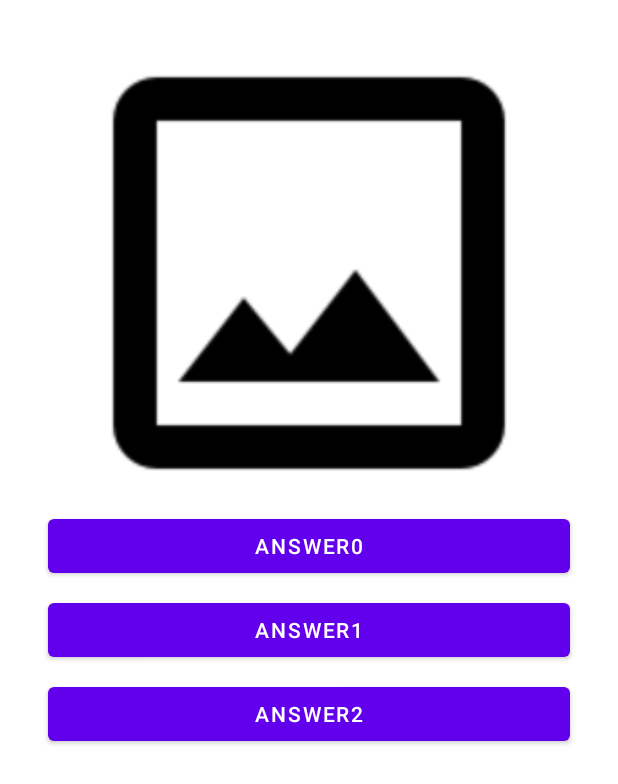
After one commit to haggbart/dat153-namequiz, an Android app: the layout activity_quiz.xml on its own in the app's theme, with its tools: preview values and no code run, on a phone screen of 412 x 824 dp. The commit adds this screen. Shown: the top 784 px of the screen. Run offline under Robolectric (Android 15) with nearby library versions, the phone set to English and light mode, and no system bars.

Commit message:
quiz activity and corrupt image fix

```diff
--- a/app/src/main/AndroidManifest.xml
+++ b/app/src/main/AndroidManifest.xml
@@ -10,9 +10,13 @@
         android:supportsRtl="true"
         android:theme="@style/Theme.NameQuiz">
         <activity
+            android:name=".QuizActivity"
+            android:exported="false"
+            android:label="Quiz"/>
+        <activity
             android:name=".AddEntryActivity"
             android:exported="false"
-            android:label="Add entry"/>
+            android:label="Add entry" />
         <activity
             android:name=".DatabaseActivity"
             android:exported="false"
--- a/app/src/main/java/com/haggbart/dat153/namequiz/MainActivity.java
+++ b/app/src/main/java/com/haggbart/dat153/namequiz/MainActivity.java
@@ -33,6 +33,12 @@ public class MainActivity extends AppCompatActivity implements View.OnClickListe
         Log.d(TAG, "onClick: Button clicked: " + view.getResources().getResourceEntryName(view.getId()));
         Intent intent = new Intent(this, DatabaseActivity.class);
 
+        int id = view.getId();
+        if (id == R.id.btnQuiz) {
+            intent = new Intent(this, QuizActivity.class);
+        } else if (id == R.id.btnDatabase) {
+            intent = new Intent(this, DatabaseActivity.class);
+        }
         startActivity(intent);
     }
 }
--- a/app/src/main/java/com/haggbart/dat153/namequiz/person/PersonEntry.java
+++ b/app/src/main/java/com/haggbart/dat153/namequiz/person/PersonEntry.java
@@ -46,6 +46,10 @@ public class PersonEntry {
         this.imageUri = imageUri;
     }
 
+    public String getFullName() {
+        return forename + " " + surname;
+    }
+
     @Override
     public boolean equals(Object o) {
         if (this == o) return true;
--- /dev/null
+++ b/app/src/main/res/layout/activity_quiz.xml
@@ -0,0 +1,63 @@
+<?xml version="1.0" encoding="utf-8"?>
+<androidx.constraintlayout.widget.ConstraintLayout xmlns:android="http://schemas.android.com/apk/res/android"
+    xmlns:app="http://schemas.android.com/apk/res-auto"
+    xmlns:tools="http://schemas.android.com/tools"
+    android:layout_width="match_parent"
+    android:layout_height="match_parent"
+    tools:context=".QuizActivity">
+
+    <ImageView
+        android:id="@+id/ivImage"
+        android:layout_width="0dp"
+        android:layout_height="300dp"
+        android:layout_marginStart="32dp"
+        android:layout_marginTop="32dp"
+        android:layout_marginEnd="32dp"
+        android:scaleType="centerCrop"
+        app:layout_constraintEnd_toEndOf="parent"
+        app:layout_constraintHorizontal_bias="0.5"
+        app:layout_constraintStart_toStartOf="parent"
+        app:layout_constraintTop_toTopOf="parent"
+        app:srcCompat="@drawable/placeholder" />
+
+    <Button
+        android:id="@+id/btnAnswer0"
+        android:layout_width="0dp"
+        android:layout_height="wrap_content"
+        android:layout_marginStart="32dp"
+        android:layout_marginTop="8dp"
+        android:layout_marginEnd="32dp"
+        android:text="Answer0"
+        app:layout_constraintEnd_toEndOf="parent"
+        app:layout_constraintHorizontal_bias="0.5"
+        app:layout_constraintStart_toStartOf="parent"
+        app:layout_constraintTop_toBottomOf="@+id/ivImage" />
+
+    <Button
+        android:id="@+id/btnAnswer1"
+        android:layout_width="0dp"
+        android:layout_height="wrap_content"
+        android:layout_marginStart="32dp"
+        android:layout_marginTop="8dp"
+        android:layout_marginEnd="32dp"
+        android:text="Answer1"
+        app:layout_constraintEnd_toEndOf="parent"
+        app:layout_constraintHorizontal_bias="0.0"
+        app:layout_constraintStart_toStartOf="parent"
+        app:layout_constraintTop_toBottomOf="@+id/btnAnswer0" />
+
+    <Button
+        android:id="@+id/btnAnswer2"
+        android:layout_width="0dp"
+        android:layout_height="wrap_content"
+        android:layout_marginStart="32dp"
+        android:layout_marginTop="8dp"
+        android:layout_marginEnd="32dp"
+        android:text="Answer2"
+        app:layout_constraintEnd_toEndOf="parent"
+        app:layout_constraintHorizontal_bias="0.0"
+        app:layout_constraintStart_toStartOf="parent"
+        app:layout_constraintTop_toBottomOf="@+id/btnAnswer1" />
+
+
+</androidx.constraintlayout.widget.ConstraintLayout>
```
Also changed, not shown: app/src/main/java/com/haggbart/dat153/namequiz/QuizActivity.java (added, +93 -0 lines), app/src/main/res/drawable/sven_olai.png.
